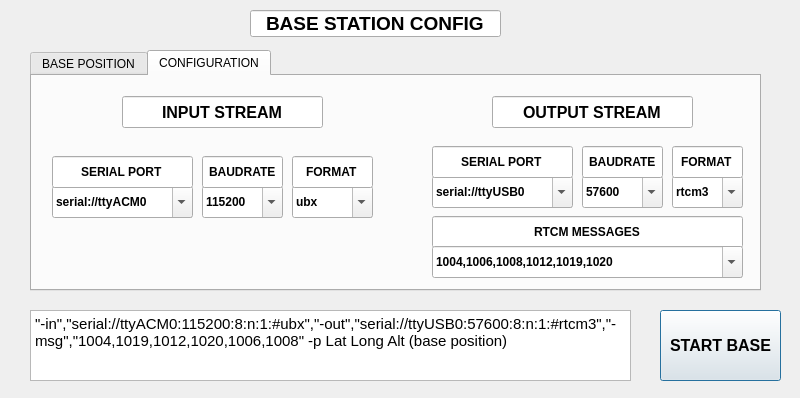
Qt form RTKBASE/optionsstr2str.ui (Francklin2/RTKLIB_Touchscreen_GUI) before a commit.
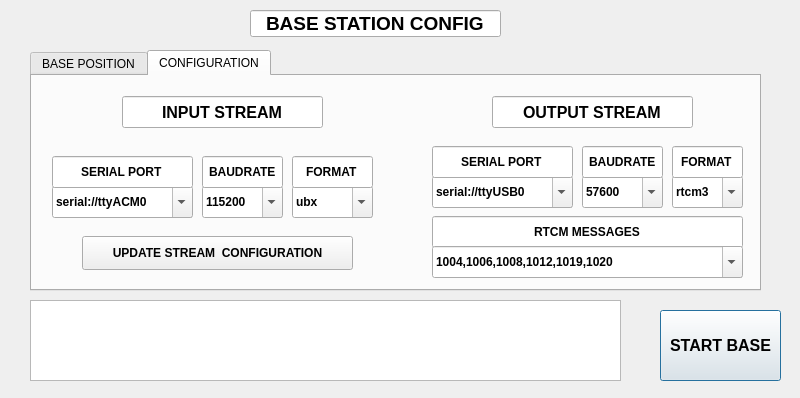
The same form after that commit. The open tabs and pages were chosen to show the change.

Commit message: Correct a longitude/latitude inversion in manual mode display,the display of the str2str option string is now displayed in base configuration, a button"update stream configuration" is added in configuration tab to update the option string

Diff of the .ui file:
```diff
--- a/RTKBASE/optionsstr2str.ui
+++ b/RTKBASE/optionsstr2str.ui
@@ -59,23 +59,6 @@
     <string>START BASE</string>
    </property>
   </widget>
-  <widget class="QTextEdit" name="textEditDefault1">
-   <property name="geometry">
-    <rect>
-     <x>30</x>
-     <y>310</y>
-     <width>601</width>
-     <height>71</height>
-    </rect>
-   </property>
-   <property name="html">
-    <string>&lt;!DOCTYPE HTML PUBLIC &quot;-//W3C//DTD HTML 4.0//EN&quot; &quot;http://www.w3.org/TR/REC-html40/strict.dtd&quot;&gt;
-&lt;html&gt;&lt;head&gt;&lt;meta name=&quot;qrichtext&quot; content=&quot;1&quot; /&gt;&lt;style type=&quot;text/css&quot;&gt;
-p, li { white-space: pre-wrap; }
-&lt;/style&gt;&lt;/head&gt;&lt;body style=&quot; font-family:'Oxygen-Sans'; font-size:10pt; font-weight:400; font-style:normal;&quot;&gt;
-&lt;p style=&quot; margin-top:0px; margin-bottom:0px; margin-left:0px; margin-right:0px; -qt-block-indent:0; text-indent:0px;&quot;&gt;&lt;span style=&quot; font-family:'Ubuntu'; font-size:11pt;&quot;&gt;&amp;quot;-in&amp;quot;,&amp;quot;serial://ttyACM0:115200:8:n:1:#ubx&amp;quot;,&amp;quot;-out&amp;quot;,&amp;quot;serial://ttyUSB0:57600:8:n:1:#rtcm3&amp;quot;,&amp;quot;-msg&amp;quot;,&amp;quot;1004,1019,1012,1020,1006,1008&amp;quot; -p Lat Long Alt (base position)&lt;/span&gt;&lt;/p&gt;&lt;/body&gt;&lt;/html&gt;</string>
-   </property>
-  </widget>
   <widget class="QTabWidget" name="tabWidget">
    <property name="geometry">
     <rect>
@@ -928,8 +911,37 @@
       </property>
      </item>
     </widget>
+    <widget class="QPushButton" name="UpdateOptionspushButton">
+     <property name="geometry">
+      <rect>
+       <x>50</x>
+       <y>160</y>
+       <width>271</width>
+       <height>34</height>
+      </rect>
+     </property>
+     <property name="font">
+      <font>
+       <weight>75</weight>
+       <bold>true</bold>
+      </font>
+     </property>
+     <property name="text">
+      <string>UPDATE STREAM  CONFIGURATION</string>
+     </property>
+    </widget>
    </widget>
   </widget>
+  <widget class="QTextBrowser" name="RtkrcvOptionstextBrowser">
+   <property name="geometry">
+    <rect>
+     <x>30</x>
+     <y>300</y>
+     <width>591</width>
+     <height>81</height>
+    </rect>
+   </property>
+  </widget>
  </widget>
  <resources/>
  <connections/>
```
Left out of the diff: 8 changed lines with no effect on the pictures. The commit also changes 2 other files.
